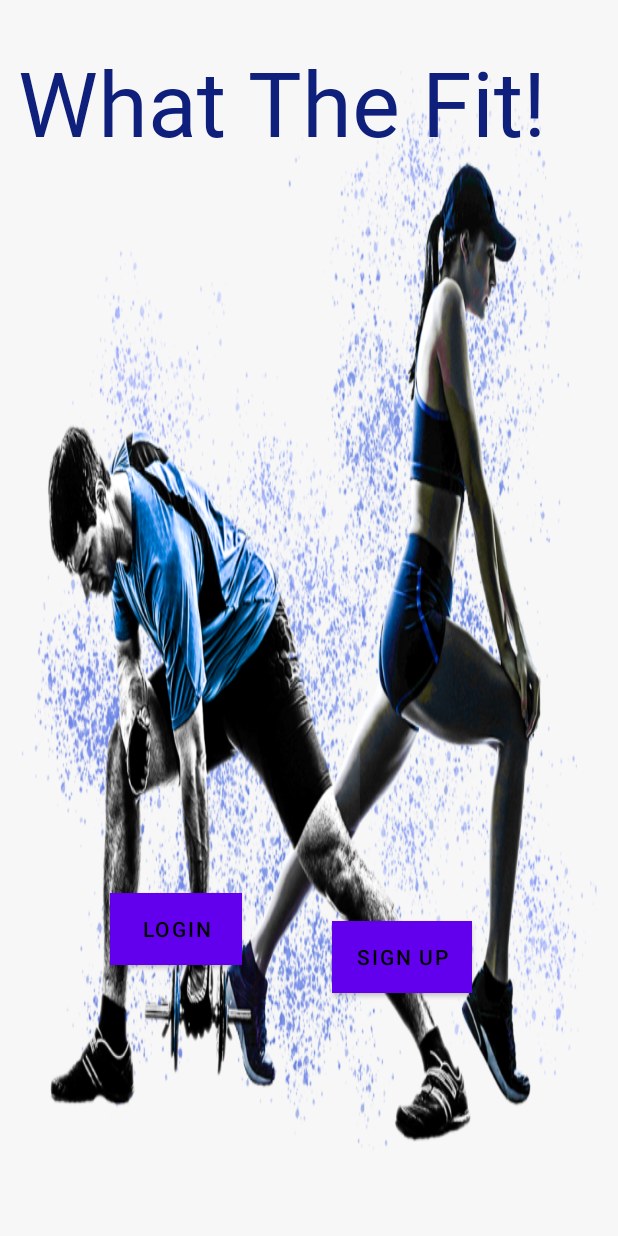
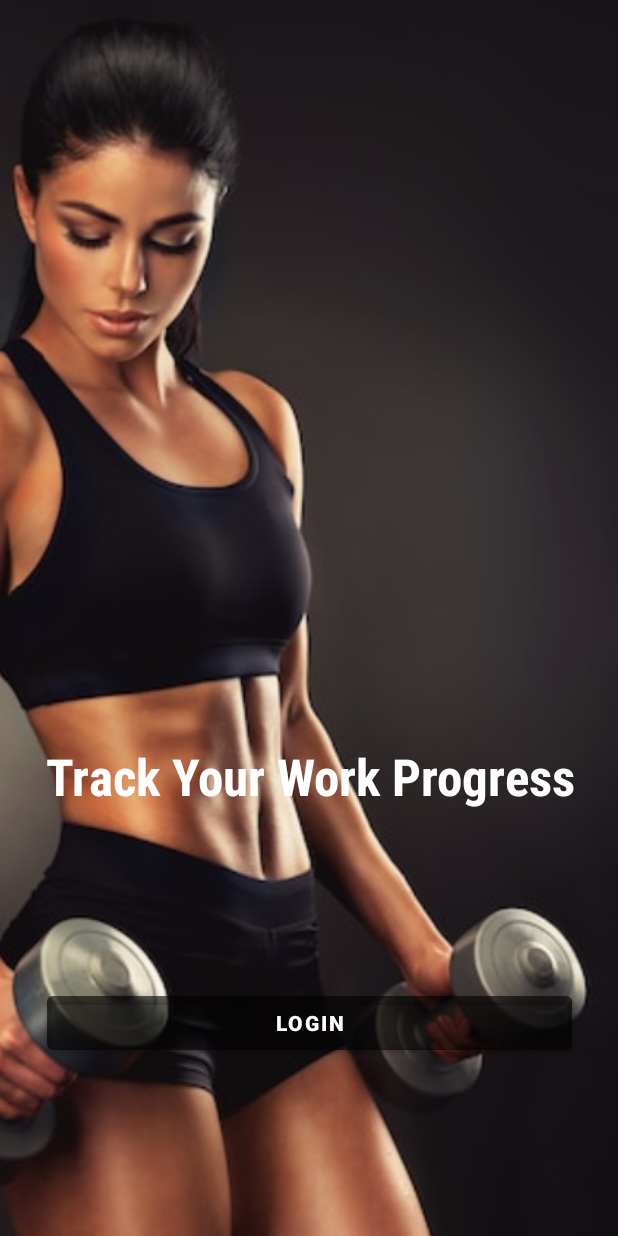
Before and after one commit to A-randhawa/W22_Group6_WhatTheFit, an Android app: the screen it shows after launch (MainActivity), on a phone screen of 412 x 824 dp. Run offline under Robolectric (Android 15) with nearby library versions, the light colour scheme and no system bars.

Commit message:
new update

```diff
--- a/app/src/main/java/com/example/w22_group6_whatthefit/LoginActivity.java
+++ b/app/src/main/java/com/example/w22_group6_whatthefit/LoginActivity.java
@@ -15,7 +15,7 @@ public class LoginActivity extends AppCompatActivity {
         setContentView(R.layout.activity_login);
 
 
-        Button loginBtn = findViewById(R.id.loginButton);
+        Button loginBtn = findViewById(R.id.btnSignUp);
         //click listener
         loginBtn.setOnClickListener((View view) -> {
             startActivity(new Intent(LoginActivity.this,HomePage.class));
--- a/app/src/main/java/com/example/w22_group6_whatthefit/MainActivity.java
+++ b/app/src/main/java/com/example/w22_group6_whatthefit/MainActivity.java
@@ -1,11 +1,15 @@
 package com.example.w22_group6_whatthefit;
 
 import androidx.appcompat.app.AppCompatActivity;
+import androidx.viewpager.widget.ViewPager;
 
 import android.content.Intent;
 import android.os.Bundle;
 import android.view.View;
 import android.widget.Button;
+
+import java.util.Arrays;
+import java.util.List;
 
 //this is the main activity
 public class MainActivity extends AppCompatActivity {
@@ -17,12 +21,13 @@ public class MainActivity extends AppCompatActivity {
         setContentView(R.layout.activity_main);
         //changes made here are displayed on local repo
 
-        //declaring login button
-        Button loginBtn = findViewById(R.id.loginBtn);
+        Button loginBtn = findViewById(R.id.btnlogin);
         //click listener
         loginBtn.setOnClickListener((View view) -> {
-            startActivity(new Intent(MainActivity.this,LoginActivity.class));
+            startActivity(new Intent(this,LoginActivity.class));
         });
+
+
 
 
 
--- a/app/src/main/res/layout/activity_main.xml
+++ b/app/src/main/res/layout/activity_main.xml
@@ -1,75 +1,58 @@
 <?xml version="1.0" encoding="utf-8"?>
-<androidx.constraintlayout.widget.ConstraintLayout xmlns:android="http://schemas.android.com/apk/res/android"
+<RelativeLayout xmlns:android="http://schemas.android.com/apk/res/android"
     xmlns:app="http://schemas.android.com/apk/res-auto"
     xmlns:tools="http://schemas.android.com/tools"
-    android:layout_width="match_parent"
+    tools:context=".MainActivity"
     android:layout_height="match_parent"
-    tools:context=".MainActivity">
+    android:layout_width="match_parent">
 
     <ImageView
-        android:id="@+id/imgView"
-        android:layout_width="0dp"
-        android:layout_height="0dp"
-        android:contentDescription="@string/imgDesc"
-        android:scaleType="fitXY"
-        app:layout_constraintBottom_toBottomOf="parent"
-        app:layout_constraintEnd_toEndOf="parent"
-        app:layout_constraintStart_toStartOf="parent"
-        app:layout_constraintTop_toTopOf="parent"
-        app:srcCompat="@drawable/firstimg" />
+        android:id="@+id/imageView1"
+        android:layout_width="match_parent"
+        android:layout_height="match_parent"
+        android:layout_alignParentStart="true"
+        android:layout_alignParentTop="true"
+        android:contentDescription="@string/imgView1"
+        android:scaleType="centerCrop"
+        android:src="@drawable/log_in" />
 
-    <TextView
-        android:id="@+id/txtTitle"
-        android:layout_width="400dp"
-        android:layout_height="100dp"
-        android:layout_marginBottom="15dp"
-        android:clickable="false"
-        android:fontFamily="@font/baloo_thambi"
-        android:foregroundGravity="center_vertical"
-        android:gravity="fill"
-        android:text="@string/txtTitle"
-        android:textAppearance="@style/TextAppearance.AppCompat.Large"
-        android:textColor="#0F207C"
-        android:textSize="60sp"
-        app:barrierMargin="10dp"
-        app:layout_constraintBottom_toBottomOf="parent"
-        app:layout_constraintEnd_toEndOf="parent"
-        app:layout_constraintHorizontal_bias="0.51"
-        app:layout_constraintLeft_toLeftOf="parent"
-        app:layout_constraintRight_toRightOf="parent"
-        app:layout_constraintTop_toTopOf="parent"
-        app:layout_constraintVertical_bias="0.025" />
+    <androidx.constraintlayout.widget.ConstraintLayout
+        android:layout_width="match_parent"
+        android:layout_height="match_parent">
 
 
-    <Button
-        android:id="@+id/loginBtn"
-        android:layout_width="wrap_content"
-        android:layout_height="wrap_content"
-        android:background="@android:color/darker_gray"
-        android:text="@string/loginButton"
-        android:textColor="@color/black"
-        app:layout_constraintBottom_toBottomOf="parent"
-        app:layout_constraintEnd_toEndOf="parent"
-        app:layout_constraintHorizontal_bias="0.226"
-        app:layout_constraintStart_toStartOf="parent"
-        app:layout_constraintTop_toBottomOf="@+id/txtTitle"
-        app:layout_constraintVertical_bias="0.725" />
+        <TextView
+            android:id="@+id/textView"
+            android:layout_width="wrap_content"
+            android:layout_height="wrap_content"
+            android:fontFamily="sans-serif-condensed-medium"
+            android:text="@string/textVeiw1"
+            android:textColor="#FFFFFF"
+            android:textColorHighlight="#113773"
+            android:textSize="34sp"
+            android:textStyle="bold"
+            app:layout_constraintBottom_toBottomOf="parent"
+            app:layout_constraintEnd_toEndOf="parent"
+            app:layout_constraintHorizontal_bias="0.592"
+            app:layout_constraintStart_toStartOf="parent"
+            app:layout_constraintTop_toTopOf="parent"
+            app:layout_constraintVertical_bias="0.635"
+            tools:ignore="TextContrastCheck" />
 
-    <Button
-        android:id="@+id/signUpBtn"
-        android:layout_width="wrap_content"
-        android:layout_height="wrap_content"
-        android:layout_marginStart="221dp"
-        android:layout_marginEnd="96dp"
-        android:layout_marginBottom="130dp"
-        android:background="@android:color/darker_gray"
-        android:text="@string/signUpButton"
-        android:textColor="@color/black"
-        app:layout_constraintBottom_toBottomOf="parent"
-        app:layout_constraintEnd_toEndOf="parent"
-        app:layout_constraintHorizontal_bias="0.0"
-        app:layout_constraintStart_toStartOf="parent"
-        app:layout_constraintTop_toBottomOf="@+id/txtTitle"
-        app:layout_constraintVertical_bias="0.94" />
 
-</androidx.constraintlayout.widget.ConstraintLayout>
+
+        <Button
+            android:id="@+id/btnlogin"
+            android:layout_width="350dp"
+            android:layout_height="wrap_content"
+            android:backgroundTint="#60000000"
+            android:text="@string/loginButton"
+            android:textStyle="bold"
+            app:layout_constraintBottom_toBottomOf="parent"
+            app:layout_constraintEnd_toEndOf="parent"
+            app:layout_constraintStart_toStartOf="parent"
+            app:layout_constraintTop_toBottomOf="@+id/textView" />
+    </androidx.constraintlayout.widget.ConstraintLayout>
+
+
+</RelativeLayout>
--- a/app/src/main/res/values/strings.xml
+++ b/app/src/main/res/values/strings.xml
@@ -12,4 +12,9 @@
     <string name="txtHome">Home</string>
     <string name="txtStats">Stats</string>
     <string name="txtProfile">Profile</string>
+    <string name="textVeiw1">"Track Your Work Progress "</string>
+    <string name="imgView1">First Image</string>
+    <string name="track_your_progress">Track Your Progress</string>
+    <string name="Btnsignup">Sign Up</string>
+    <string name="BtnSignIn">Sign In</string>
 </resources>
```
Also changed, not shown: app/src/main/res/layout/activity_login.xml (+42 -24 lines), app/src/main/res/drawable-v24/first_page.jpg (added), app/src/main/res/drawable-v24/log_in.jpg (added), app/src/main/res/drawable-v24/sign_in.jpg (added).
